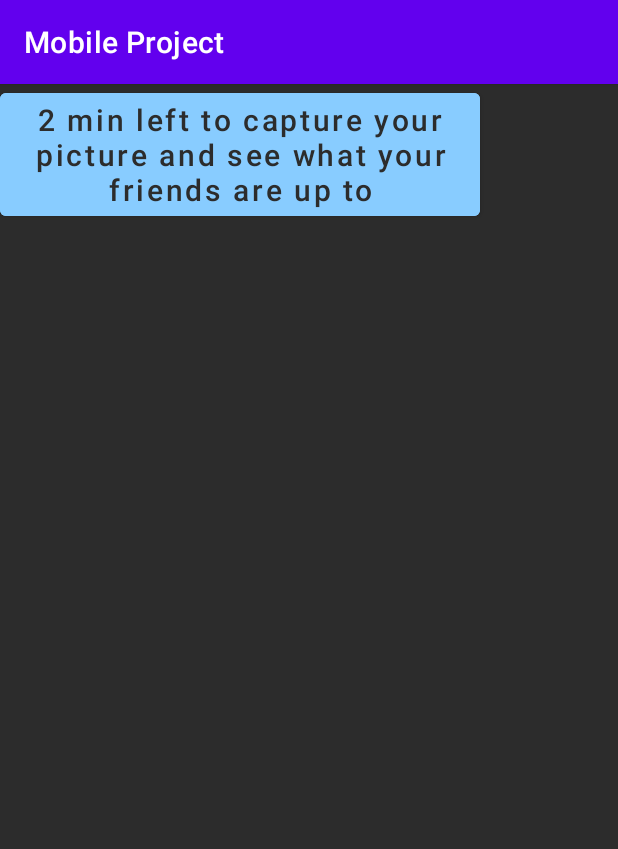
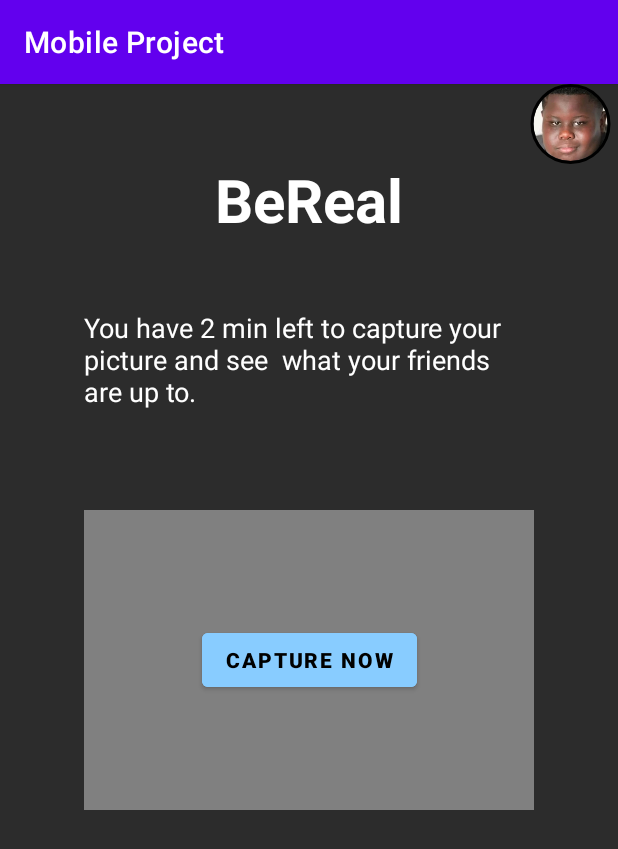
Before and after one commit to badr4y/Mobile-Project, an Android app: the CameraActivity screen opened directly, with no data from a screen before it, on a phone screen of 412 x 824 dp. Shown: the top 849 px of the screen. Run offline under Robolectric (Android 15) with nearby library versions, the phone set to English and light mode, and no system bars; our stand-ins replace CircleImageView.

Commit message:
fixing the camera activity

```diff
--- a/app/src/main/java/com/example/mobileproject/CameraActivity.java
+++ b/app/src/main/java/com/example/mobileproject/CameraActivity.java
@@ -30,5 +30,10 @@ public class CameraActivity extends AppCompatActivity {
             }
         });
 
+
         }
+    public void profileLink(View view) {
+        Intent Profile = new Intent(this, ProfileActivity.class);
+        startActivity(Profile);
     }
+    }
--- a/app/src/main/res/layout/camera_activity.xml
+++ b/app/src/main/res/layout/camera_activity.xml
@@ -1,22 +1,78 @@
-<?xml version="1.0" encoding="utf-8"?>
 <androidx.constraintlayout.widget.ConstraintLayout xmlns:android="http://schemas.android.com/apk/res/android"
-    xmlns:tools="http://schemas.android.com/tools"
+    xmlns:app="http://schemas.android.com/apk/res-auto"
     android:layout_width="match_parent"
     android:layout_height="match_parent"
-    android:background="#2c2c2c"
-    tools:ignore="ExtraText">
+    xmlns:tools="http://schemas.android.com/tools"
+    android:background="#2c2c2c">
+    <TextView
+        android:id="@+id/text_view"
+        android:layout_width="wrap_content"
+        android:layout_height="wrap_content"
+        android:textSize="40dp"
+        android:textColor="#FFFFFF"
+        android:text="BeReal"
+        android:textStyle="bold"
+        app:layout_constraintTop_toTopOf="parent"
+        app:layout_constraintStart_toStartOf="parent"
+        app:layout_constraintEnd_toEndOf="parent"
+        android:layout_marginTop="50dp"
+        />
+    <TextView
+        android:id="@+id/text_view2"
+        android:layout_width="300dp"
+        android:layout_height="70dp"
+        android:textSize="18dp"
+        android:textColor="#FFFFFF"
+        android:text="You have 2 min left to capture your picture and see
+ what your friends are up to.
+ "
+        app:layout_constraintTop_toTopOf="parent"
+        app:layout_constraintStart_toStartOf="parent"
+        app:layout_constraintEnd_toEndOf="parent"
+        android:layout_marginTop="150dp"
+        />
+
+    <View
+        android:id="@+id/view"
+        android:layout_width="300dp"
+        android:layout_height="200dp"
+        android:background="#808080"
+        app:layout_constraintBottom_toBottomOf="parent"
+        app:layout_constraintEnd_toEndOf="parent"
+        app:layout_constraintStart_toStartOf="parent"
+        app:layout_constraintTop_toTopOf="parent"
+        app:layout_constraintVertical_bias="0.5"
+        app:layout_constraintHorizontal_bias="0.5" />
+
+    <de.hdodenhof.circleimageview.CircleImageView
+        android:id="@+id/profilelink"
+        android:layout_width="63dp"
+        android:layout_height="53dp"
+        android:layout_alignParentStart="true"
+        android:layout_alignParentEnd="true"
+        android:layout_alignParentBottom="true"
+        android:clickable="true"
+        android:onClick="profileLink"
+        android:src="@drawable/profile"
+        app:civ_border_color="#FF000000"
+        app:civ_border_width="2dp"
+        app:layout_constraintEnd_toEndOf="parent"
+        app:layout_constraintTop_toBottomOf="@id/self_post"
+        tools:ignore="MissingConstraints,NotSibling" />
 
     <Button
         android:id="@+id/btnCam"
         android:layout_width="wrap_content"
         android:layout_height="wrap_content"
-        android:text="@string/_2_min_left_to_capture_your_picture_and_see_what_your_friends_are_up_to"
-        android:textAllCaps="false"
-        android:textSize="20sp"
-        android:textColor="#2c2c2c"
         android:backgroundTint="#88CCFF"
-        tools:layout_editor_absoluteX="45dp"
-        tools:layout_editor_absoluteY="318dp"
-        tools:ignore="MissingConstraints" />
+        android:textColor="@color/black"
+        android:textStyle="bold"
+        android:text="Capture Now"
+        app:layout_constraintTop_toTopOf="@id/view"
+        app:layout_constraintBottom_toBottomOf="@id/view"
+        app:layout_constraintStart_toStartOf="@id/view"
+        app:layout_constraintEnd_toEndOf="@id/view"
+        app:layout_constraintVertical_bias="0.5"
+        app:layout_constraintHorizontal_bias="0.5" />
 
 </androidx.constraintlayout.widget.ConstraintLayout>
```
